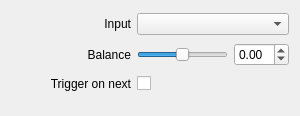
Above: src/Widgets/Inspector/Atem/InspectorAtemAudioInputBalanceWidget.ui from CasparCG/client before the change. Below: the same form after it.
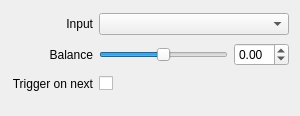
That is the form after the change.

Commit message: Remove minimumSize constraint from labels

The edit to the form file:
```diff
--- a/src/Widgets/Inspector/Atem/InspectorAtemAudioInputBalanceWidget.ui
+++ b/src/Widgets/Inspector/Atem/InspectorAtemAudioInputBalanceWidget.ui
@@ -22,12 +22,6 @@
    </property>
    <item row="1" column="0">
     <widget class="QLabel" name="labelBalance">
-     <property name="minimumSize">
-      <size>
-       <width>120</width>
-       <height>0</height>
-      </size>
-     </property>
      <property name="text">
       <string>Balance</string>
      </property>
@@ -65,12 +59,6 @@
    </item>
    <item row="2" column="0">
     <widget class="QLabel" name="labelTriggerOnNext">
-     <property name="minimumSize">
-      <size>
-       <width>120</width>
-       <height>0</height>
-      </size>
-     </property>
      <property name="text">
       <string>Trigger on next</string>
      </property>
@@ -81,12 +69,6 @@
    </item>
    <item row="0" column="0">
     <widget class="QLabel" name="labelInput">
-     <property name="minimumSize">
-      <size>
-       <width>120</width>
-       <height>0</height>
-      </size>
-     </property>
      <property name="text">
       <string>Input</string>
      </property>
```
The commit also changes 53 other files.
